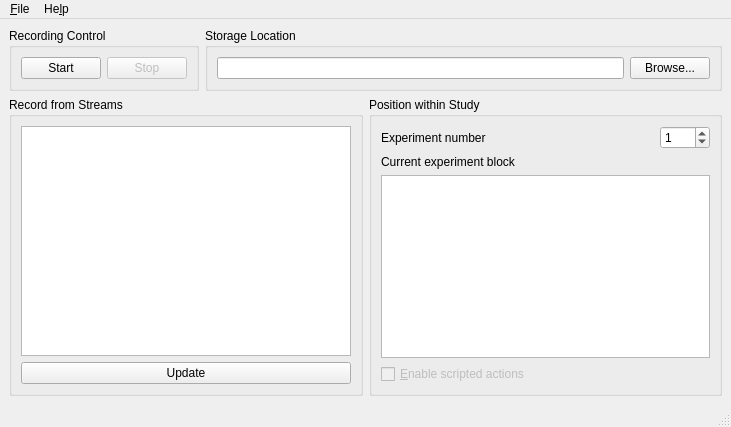
Above: Apps/LabRecorder/mainwindow.ui from sccn/lsl_archived before the change. Below: the same form after it.
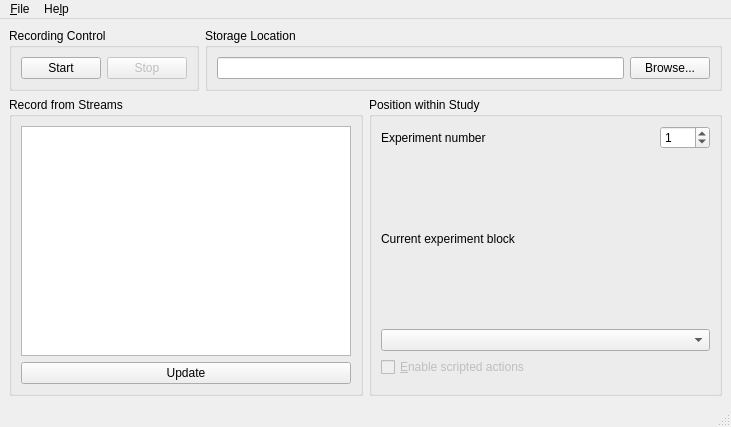
That is the form after the change. Icons and pictures are not drawn.

```diff
--- a/Apps/LabRecorder/mainwindow.ui
+++ b/Apps/LabRecorder/mainwindow.ui
@@ -169,7 +169,7 @@
           </widget>
          </item>
          <item>
-          <widget class="QListWidget" name="blockList"/>
+          <widget class="QComboBox" name="blockList"/>
          </item>
          <item>
           <widget class="QCheckBox" name="enableScriptedActionsCheck">
@@ -184,6 +184,13 @@
            </property>
           </widget>
          </item>
+         <item>
+          <spacer name="verticalSpacer">
+           <property name="orientation">
+            <enum>Qt::Vertical</enum>
+           </property>
+          </spacer>
+         </item>
         </layout>
        </widget>
       </item>
```
Left out of the diff: 17 changed lines with no effect on the pictures.
